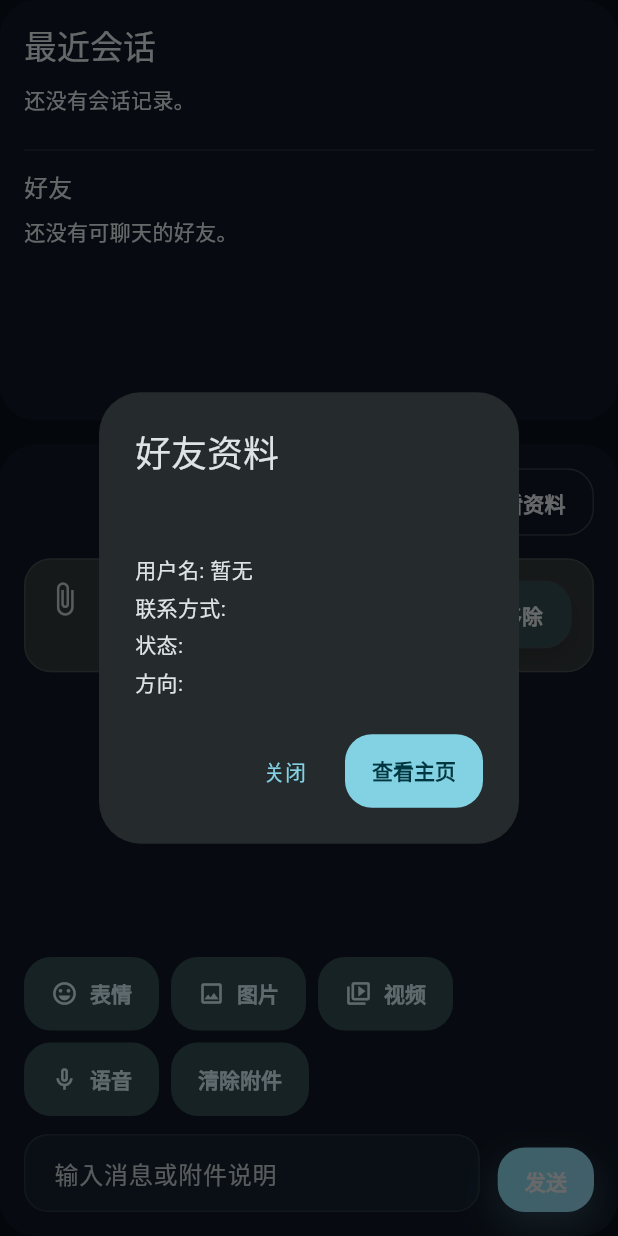
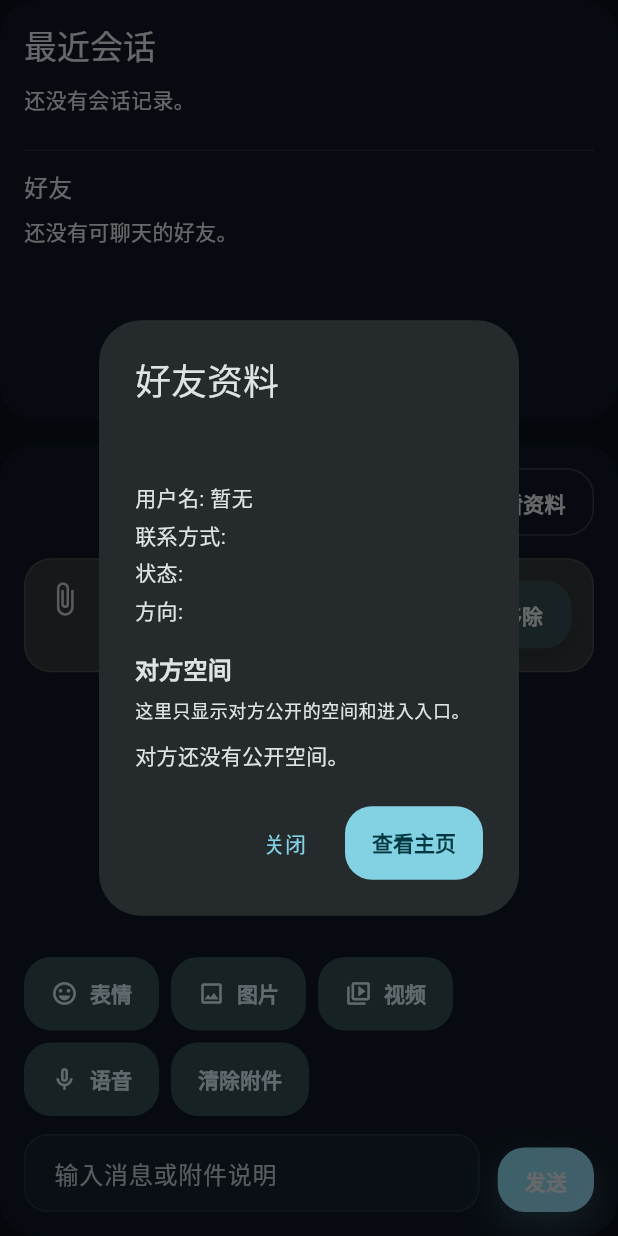
Before and after one commit to iniruiyu/iniyou, a Flutter app: the ChatView widget shown alone on an empty page, opened directly with empty values, after a tap on "查看资料", on a phone screen of 412 x 824 dp. Run offline on Flutter 3.47's test engine with Material 3 defaults, Android fonts, the phone set to English and light mode, and no system bars; our stand-ins replace shared_preferences; missing offline and left inert: dart:html; accounts and stored records are empty.

Commit message:
[v0.1-25] Separate profile/chat from space content and show friend spaces / 分离主页聊天与空间内容并展示好友空间

```diff
--- a/flutter_frontend/lib/views/chat_view.dart
+++ b/flutter_frontend/lib/views/chat_view.dart
@@ -55,6 +55,8 @@ class ChatView extends StatefulWidget {
     required this.findFriend,
     required this.onStartChat,
     required this.onOpenProfile,
+    required this.onEnterSpace,
+    required this.loadFriendSpaces,
     required this.onSendMessage,
     required this.onPickAttachment,
     required this.onClearAttachment,
@@ -74,6 +76,8 @@ class ChatView extends StatefulWidget {
   final FriendItem? Function(String id) findFriend;
   final ValueChanged<FriendItem> onStartChat;
   final ValueChanged<String> onOpenProfile;
+  final ValueChanged<SpaceItem> onEnterSpace;
+  final Future<List<SpaceItem>> Function(String userId) loadFriendSpaces;
   final VoidCallback onSendMessage;
   final Future<void> Function(String messageType) onPickAttachment;
   final VoidCallback onClearAttachment;
@@ -187,6 +191,7 @@ class _ChatViewState extends State<ChatView> {
     }
     // Show a compact profile dialog for the current chat friend.
     // 为当前聊天好友弹出紧凑资料弹窗。
+    final friendSpaces = await widget.loadFriendSpaces(friend.id);
     await showDialog<void>(
       context: context,
       builder: (dialogContext) {
@@ -211,6 +216,66 @@ class _ChatViewState extends State<ChatView> {
                 Text('${_l('状态', 'Status', '狀態')}: ${friend.status}'),
                 const SizedBox(height: 4),
                 Text('${_l('方向', 'Direction', '方向')}: ${friend.direction}'),
+                const SizedBox(height: 16),
+                Text(
+                  _l('对方空间', 'Friend spaces', '對方空間'),
+                  style: theme.textTheme.titleMedium?.copyWith(
+                    fontWeight: FontWeight.w700,
+                  ),
+                ),
+                const SizedBox(height: 8),
+                Text(
+                  _l('这里只显示对方公开的空间和进入入口。', 'Only public spaces and entry points are shown here.', '這裡只顯示對方公開的空間與進入入口。'),
+                  style: theme.textTheme.bodySmall,
+                ),
+                const SizedBox(height: 12),
+                if (friendSpaces.isEmpty)
+                  Text(_l('对方还没有公开空间。', 'This friend has no public spaces yet.', '對方還沒有公開空間。'))
+                else
+                  SizedBox(
+                    width: 420,
+                    child: Column(
+                      mainAxisSize: MainAxisSize.min,
+                      children: friendSpaces
+                          .map(
+                            (space) => Padding(
+                              padding: const EdgeInsets.only(bottom: 12),
+                              child: Card(
+                                child: Padding(
+                                  padding: const EdgeInsets.all(14),
+                                  child: Column(
+                                    crossAxisAlignment: CrossAxisAlignment.start,
+                                    children: [
+                                      Text(
+                                        space.name,
+                                        style: theme.textTheme.titleSmall?.copyWith(
+                                          fontWeight: FontWeight.w700,
+                                        ),
+                                      ),
+                                      const SizedBox(height: 4),
+                                      Text(space.description),
+                                      const SizedBox(height: 6),
+                                      Text('@${space.subdomain}'),
+                                      const SizedBox(height: 10),
+                                      BilingualActionButton(
+                                        variant: BilingualButtonVariant.tonal,
+                                        compact: true,
+                                        onPressed: () {
+                                          Navigator.of(dialogContext).pop();
+                                          widget.onEnterSpace(space);
+                                        },
+                                        primaryLabel: _l('进入空间', 'Enter space', '進入空間'),
+                                        secondaryLabel: 'Enter space',
+                                      ),
+                                    ],
+                                  ),
+                                ),
+                              ),
+                            ),
+                          )
+                          .toList(),
+                    ),
+                  ),
               ],
             ),
           ),
--- a/flutter_frontend/lib/views/view_factories.dart
+++ b/flutter_frontend/lib/views/view_factories.dart
@@ -422,7 +422,6 @@ Widget buildProfileView({
   required CurrentUser? user,
   required UserProfileItem? profileUser,
   required List<PostItem> profilePosts,
-  required List<SpaceItem> profileSpaces,
   required SubscriptionItem? subscription,
   required List<ExternalAccountItem> externalAccounts,
   required List<FriendItem> friends,
@@ -464,7 +463,6 @@ Widget buildProfileView({
     user: user,
     profileUser: profileUser,
     profilePosts: profilePosts,
-    profileSpaces: profileSpaces,
     subscription: subscription,
     connectedChains: connectedChains(externalAccounts),
     displayNameController: displayNameController,
@@ -660,6 +658,8 @@ Widget buildChatView({
   required bool loading,
   required ValueChanged<FriendItem> onStartChat,
   required ValueChanged<String> onOpenProfile,
+  required ValueChanged<SpaceItem> onEnterSpace,
+  required Future<List<SpaceItem>> Function(String userId) loadFriendSpaces,
   required VoidCallback onSendMessage,
   required Future<void> Function(String messageType) onPickAttachment,
   required VoidCallback onClearAttachment,
@@ -679,6 +679,8 @@ Widget buildChatView({
     findFriend: (id) => findFriendById(id, friends),
     onStartChat: onStartChat,
     onOpenProfile: onOpenProfile,
+    onEnterSpace: onEnterSpace,
+    loadFriendSpaces: loadFriendSpaces,
     onSendMessage: onSendMessage,
     onPickAttachment: onPickAttachment,
     onClearAttachment: onClearAttachment,
```
Also changed, not shown: flutter_frontend/lib/main.dart (+2 -18 lines), flutter_frontend/lib/views/social_views.dart (+0 -14 lines), 3 other files.
